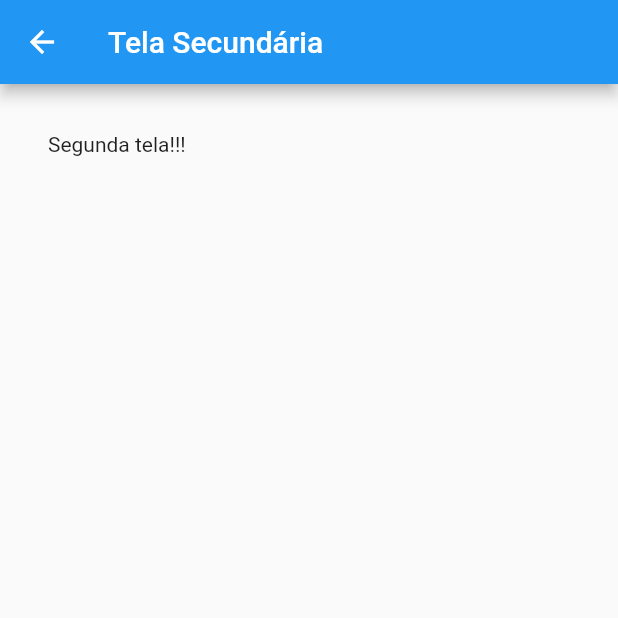
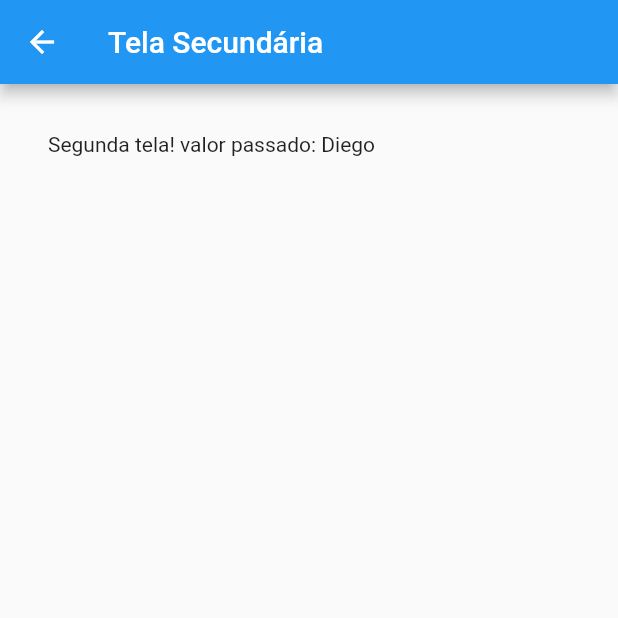
Before and after one commit to diegocleir/flutter_navegacao, a Flutter app: the screen it shows after launch, after a tap on "Ir para a segunda tela", on a phone screen of 412 x 824 dp, the top half of it. Run offline on Flutter 3.47's test engine with Material 2 defaults, Android fonts, the phone set to English and light mode, and no system bars.

Commit message:
passagem de parametro de uma tela para outra

```diff
--- a/lib/TelaSecundaria.dart
+++ b/lib/TelaSecundaria.dart
@@ -1,7 +1,10 @@
 import 'package:flutter/material.dart';
 
 class TelaSecundaria extends StatefulWidget {
-  const TelaSecundaria({Key? key}) : super(key: key);
+
+  String? valor;
+
+  TelaSecundaria({Key? key, this.valor}) : super(key: key);
 
   @override
   State<TelaSecundaria> createState() => _TelaSecundariaState();
@@ -19,7 +22,7 @@ class _TelaSecundariaState extends State<TelaSecundaria> {
         padding: EdgeInsets.all(32),
         child: Column(
           children: [
-            Text("Segunda tela!!!")
+            Text("Segunda tela! valor passado: ${widget.valor.toString()}"),
           ],
         ),
       ),
--- a/lib/main.dart
+++ b/lib/main.dart
@@ -4,6 +4,7 @@ import 'package:navegacao/TelaSecundaria.dart';
 void main(){
   runApp(MaterialApp(
     home: TelaPrincipal(),
+    debugShowCheckedModeBanner: false,
   ));
 }
 
@@ -31,7 +32,7 @@ class _TelaPrincipalState extends State<TelaPrincipal> {
                   Navigator.push(
                       context,
                       MaterialPageRoute(
-                          builder: (context) => TelaSecundaria()
+                          builder: (context) => TelaSecundaria(valor: "Diego")
                       )
                   );
                 },
```
